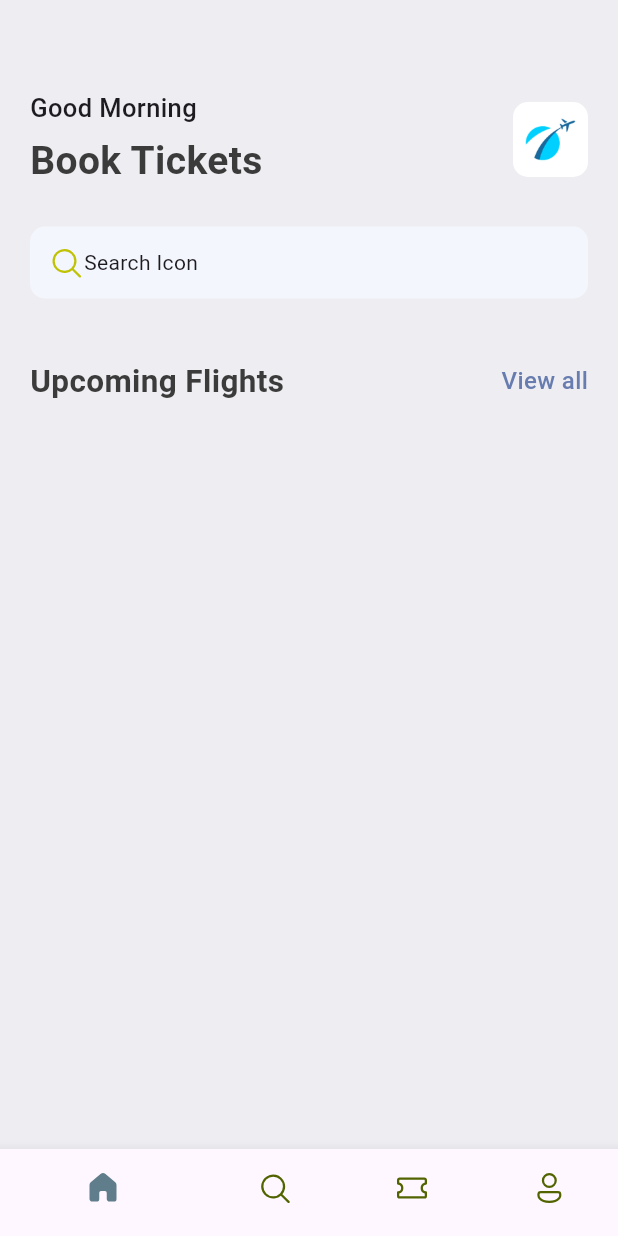
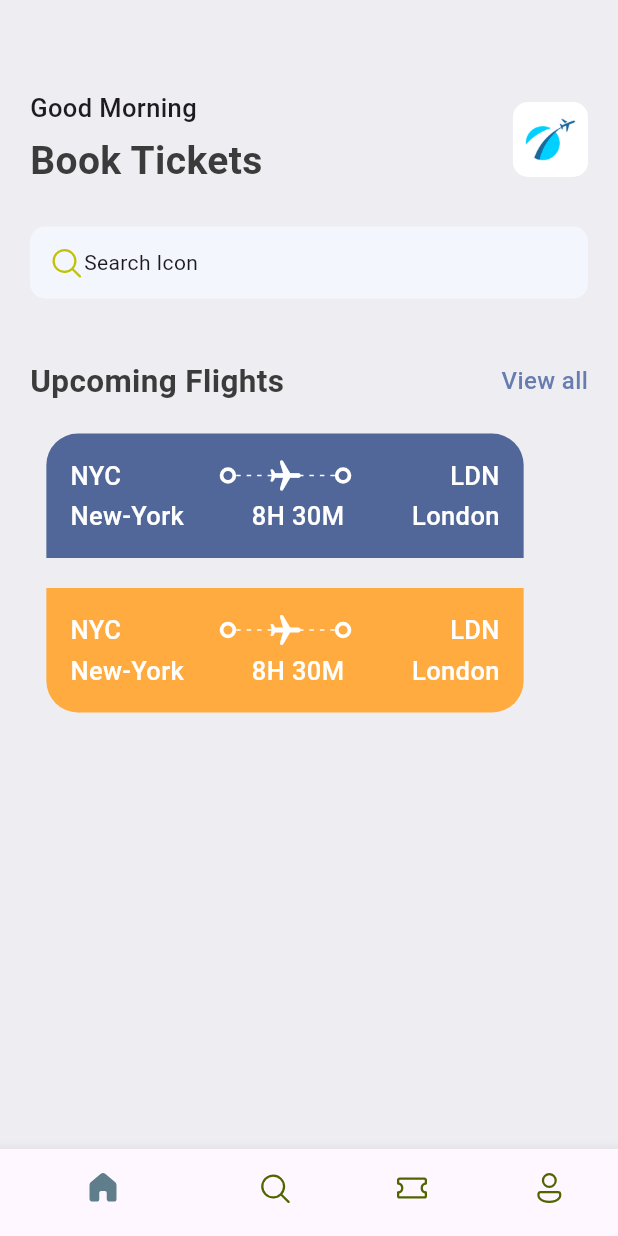
Before and after one commit to kyle-bdvl/flutter-app, a Flutter app: the screen it shows after launch, on a phone screen of 412 x 824 dp. Run offline on Flutter 3.47's test engine with Material 3 defaults, Android fonts, the phone set to English and light mode, and no system bars; our stand-ins replace fluentui_icons; missing offline and left inert: dart:ffi.

Commit message:
At the 5 hour mark of the video

```diff
--- a/lib/base/res/styles/app_styles.dart
+++ b/lib/base/res/styles/app_styles.dart
@@ -6,6 +6,8 @@ class AppStyles {
   static Color primaryColor = primary;
   static Color textColor = const Color(0xFF3b3b3b);
   static Color bgColor = const Color(0xFFeeedf2);
+
+  static Color ticketBlue = const Color(0xFF526799);
 
   static TextStyle textStyle = TextStyle(
     fontSize: 16,
--- /dev/null
+++ b/lib/base/widgets/app_layoutbuilder_widget.dart
@@ -0,0 +1,30 @@
+import 'package:flutter/cupertino.dart';
+import 'package:flutter/material.dart';
+
+class AppLayoutBuilderWidget extends StatelessWidget {
+  final int randomDivider;
+  const AppLayoutBuilderWidget({super.key, required this.randomDivider});
+
+  @override
+  Widget build(BuildContext context) {
+    return LayoutBuilder(
+      builder: (BuildContext context, BoxConstraints constraints) {
+        return Flex(
+          mainAxisAlignment: MainAxisAlignment.spaceBetween,
+          direction: Axis.horizontal,
+          children: List.generate(
+            (constraints.constrainWidth() / randomDivider).floor(),
+            (index) => SizedBox(
+              width: 3,
+              height: 1,
+              child: DecoratedBox(
+                decoration: BoxDecoration(color: Colors.white),
+              ),
+            ),
+          ),
+        );
+      },
+    );
+  }
+}
+// Sizedbox can be a container also
--- /dev/null
+++ b/lib/base/widgets/big_dot.dart
@@ -0,0 +1,16 @@
+import 'package:flutter/material.dart';
+
+class BigDot extends StatelessWidget {
+  const BigDot({super.key});
+
+  @override
+  Widget build(BuildContext context) {
+    return Container(
+      padding: EdgeInsets.all(3),
+      decoration: BoxDecoration(
+        border: Border.all(width: 2.5, color: Colors.white),
+        borderRadius: BorderRadius.circular(20),
+      ),
+    );
+  }
+}
--- /dev/null
+++ b/lib/base/widgets/ticket_view.dart
@@ -0,0 +1,192 @@
+import 'package:flutter/cupertino.dart';
+import 'package:flutter/material.dart';
+import 'package:ticket_app/base/res/styles/app_styles.dart';
+import 'package:ticket_app/base/widgets/app_layoutbuilder_widget.dart';
+import 'package:ticket_app/base/widgets/big_dot.dart';
+
+class TicketView extends StatelessWidget {
+  const TicketView({super.key});
+
+  @override
+  Widget build(BuildContext context) {
+    final size = MediaQuery.of(context).size;
+    return SizedBox(
+      width: size.width * 0.85,
+      height: 189,
+      child: Container(
+        margin: const EdgeInsets.only(right: 16),
+        child: Column(
+          children: [
+            Container(
+              margin: EdgeInsets.only(right: 16),
+              padding: EdgeInsets.all(16),
+              decoration: BoxDecoration(
+                color: AppStyles.ticketBlue,
+                borderRadius: BorderRadius.only(
+                  topLeft: Radius.circular(21),
+                  topRight: Radius.circular(21),
+                ),
+              ),
+              child: Column(
+                children: [
+                  //show departure and destination with Icons first line
+                  Row(
+                    children: [
+                      Text(
+                        "NYC",
+                        style: AppStyles.headLineStyle3.copyWith(
+                          color: Colors.white,
+                        ),
+                      ),
+                      Expanded(child: Container()),
+                      const BigDot(),
+                      // Stack basically there will be stuff on top of each other and you need a lot of children for that
+                      Expanded(
+                        child: Stack(
+                          children: [
+                            const SizedBox(
+                              height: 24,
+                              child: AppLayoutBuilderWidget(randomDivider: 6),
+                            ),
+                            Center(
+                              child: Transform.rotate(
+                                angle: 1.57,
+                                child: Icon(
+                                  Icons.local_airport_rounded,
+                                  color: Colors.white,
+                                ),
+                              ),
+                            ),
+                          ],
+                        ),
+                      ),
+                      const BigDot(),
+                      Expanded(child: Container()),
+                      Text(
+                        "LDN",
+                        style: AppStyles.headLineStyle3.copyWith(
+                          color: Colors.white,
+                        ),
+                      ),
+                    ],
+                  ),
+                  const SizedBox(height: 3),
+                  //Show departure and desitionation names with Time
+                  Row(
+                    children: [
+                      Text(
+                        "New-York",
+                        style: AppStyles.headLineStyle3.copyWith(
+                          color: Colors.white,
+                        ),
+                      ),
+                      Expanded(child: Container()),
+                      Text(
+                        "8H 30M",
+                        style: AppStyles.headLineStyle3.copyWith(
+                          color: Colors.white,
+                        ),
+                      ),
+                      Expanded(child: Container()),
+                      Text(
+                        "London",
+                        style: AppStyles.headLineStyle3.copyWith(
+                          color: Colors.white,
+                        ),
+                      ),
+                    ],
+                  ),
+                ],
+              ),
+            ),
+
+            Container(height: 20),
+
+            Container(
+              margin: EdgeInsets.only(right: 16),
+              padding: EdgeInsets.all(16),
+              decoration: BoxDecoration(
+                color: Colors.orangeAccent,
+                borderRadius: BorderRadius.only(
+                  bottomLeft: Radius.circular(21),
+                  bottomRight: Radius.circular(21),
+                ),
+              ),
+              child: Column(
+                children: [
+                  //show departure and destination with Icons first line
+                  Row(
+                    children: [
+                      Text(
+                        "NYC",
+                        style: AppStyles.headLineStyle3.copyWith(
+                          color: Colors.white,
+                        ),
+                      ),
+                      Expanded(child: Container()),
+                      const BigDot(),
+                      // Stack basically there will be stuff on top of each other and you need a lot of children for that
+                      Expanded(
+                        child: Stack(
+                          children: [
+                            const SizedBox(
+                              height: 24,
+                              child: AppLayoutBuilderWidget(randomDivider: 6),
+                            ),
+                            Center(
+                              child: Transform.rotate(
+                                angle: 1.57,
+                                child: Icon(
+                                  Icons.local_airport_rounded,
+                                  color: Colors.white,
+                                ),
+                              ),
+                            ),
+                          ],
+                        ),
+                      ),
+                      const BigDot(),
+                      Expanded(child: Container()),
+                      Text(
+                        "LDN",
+                        style: AppStyles.headLineStyle3.copyWith(
+                          color: Colors.white,
+                        ),
+                      ),
+                    ],
+                  ),
+                  const SizedBox(height: 3),
+                  //Show departure and desitionation names with Time
+                  Row(
+                    children: [
+                      Text(
+                        "New-York",
+                        style: AppStyles.headLineStyle3.copyWith(
+                          color: Colors.white,
+                        ),
+                      ),
+                      Expanded(child: Container()),
+                      Text(
+                        "8H 30M",
+                        style: AppStyles.headLineStyle3.copyWith(
+                          color: Colors.white,
+                        ),
+                      ),
+                      Expanded(child: Container()),
+                      Text(
+                        "London",
+                        style: AppStyles.headLineStyle3.copyWith(
+                          color: Colors.white,
+                        ),
+                      ),
+                    ],
+                  ),
+                ],
+              ),
+            ),
+          ],
+        ),
+      ),
+    );
+  }
+}
--- a/lib/screens/home_screen.dart
+++ b/lib/screens/home_screen.dart
@@ -4,6 +4,7 @@ import 'package:flutter/material.dart';
 import 'package:ticket_app/base/res/media.dart';
 import 'package:ticket_app/base/res/styles/app_styles.dart';
 import 'package:ticket_app/base/widgets/app_double_text.dart';
+import 'package:ticket_app/base/widgets/ticket_view.dart';
 
 class HomeScreen extends StatelessWidget {
   const HomeScreen({super.key});
@@ -74,6 +75,8 @@ class HomeScreen extends StatelessWidget {
                   bigText: 'Upcoming Flights',
                   smallText: 'View all',
                 ),
+                const SizedBox(height: 20),
+                TicketView(),
               ],
             ),
           ),
```
